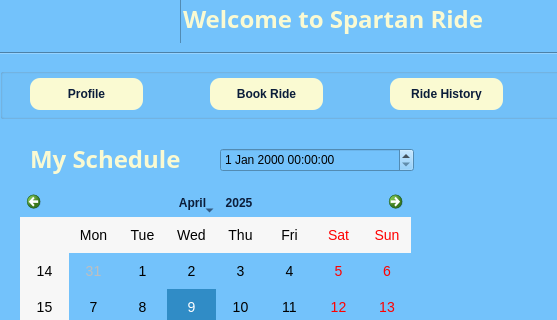
This is UI_Files/Student_Dialog.ui in sakotiya/SPARTANRIDESJSU as Qt 5 draws it before an edit; both pictures show x 0 to 557 and y 82 to 402 of the 707 by 639 pixel window. The edited form follows.
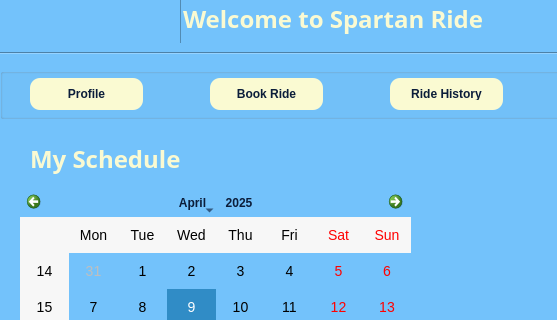
This is the edited form. Icons and pictures are not drawn.

Commit message: Running application as pytohn module. Resolved all dependecies.

```diff
--- a/UI_Files/Student_Dialog.ui
+++ b/UI_Files/Student_Dialog.ui
@@ -420,16 +420,6 @@
     <bool>true</bool>
    </property>
   </widget>
-  <widget class="QDateTimeEdit" name="dateTimeEdit">
-   <property name="geometry">
-    <rect>
-     <x>220</x>
-     <y>230</y>
-     <width>194</width>
-     <height>24</height>
-    </rect>
-   </property>
-  </widget>
   <widget class="QLabel" name="label_3">
    <property name="geometry">
     <rect>
```
The commit also changes 2 other files.
